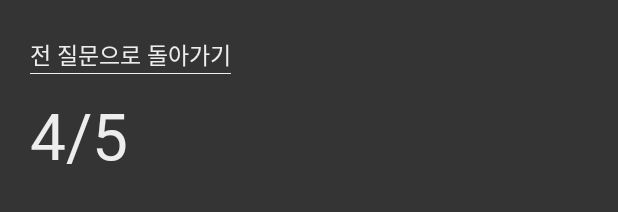
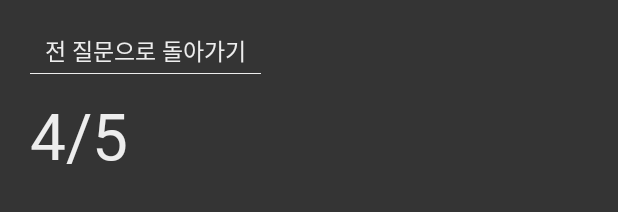
Before and after one commit to eoqkrskfk94/WhatToWatch, an Android app: the layout activity_fourth.xml on its own in the app's theme, with its tools: preview values and no code run, on a phone screen of 412 x 824 dp. Shown: the top 212 px of the screen. Run offline under Robolectric (Android 15) with nearby library versions, the phone set to English and light mode, and no system bars; network calls fail.

Commit message:
[Add] 뒤로바기 버튼 padding 추가

```diff
--- a/app/src/main/res/layout/activity_fourth.xml
+++ b/app/src/main/res/layout/activity_fourth.xml
@@ -23,17 +23,21 @@
             android:layout_height="0dp"
             android:layout_marginStart="20dp"
             android:fontFamily="@font/namu"
+            android:gravity="center"
             android:onClick="@{() -> viewModel.goBackBtn(tvGoBack)}"
-            android:gravity="center"
+            android:paddingStart="10dp"
+            android:paddingTop="10dp"
+            android:paddingEnd="10dp"
+            android:paddingBottom="5dp"
             android:text="전 질문으로 돌아가기"
             android:textColor="@color/main_text_color"
             android:textSize="15dp"
             app:layout_constraintBottom_toBottomOf="parent"
-            app:layout_constraintHeight_percent="0.03"
+            app:layout_constraintHeight_percent="0.045"
             app:layout_constraintHorizontal_bias="0.1"
             app:layout_constraintStart_toStartOf="parent"
             app:layout_constraintTop_toTopOf="parent"
-            app:layout_constraintVertical_bias="0.03" />
+            app:layout_constraintVertical_bias="0.015" />
 
 
         <ImageView
```
Also changed, not shown: app/src/main/res/layout/activity_fifth.xml (+7 -3 lines), app/src/main/res/layout/activity_second.xml (+7 -3 lines), app/src/main/res/layout/activity_third.xml (+7 -3 lines).
